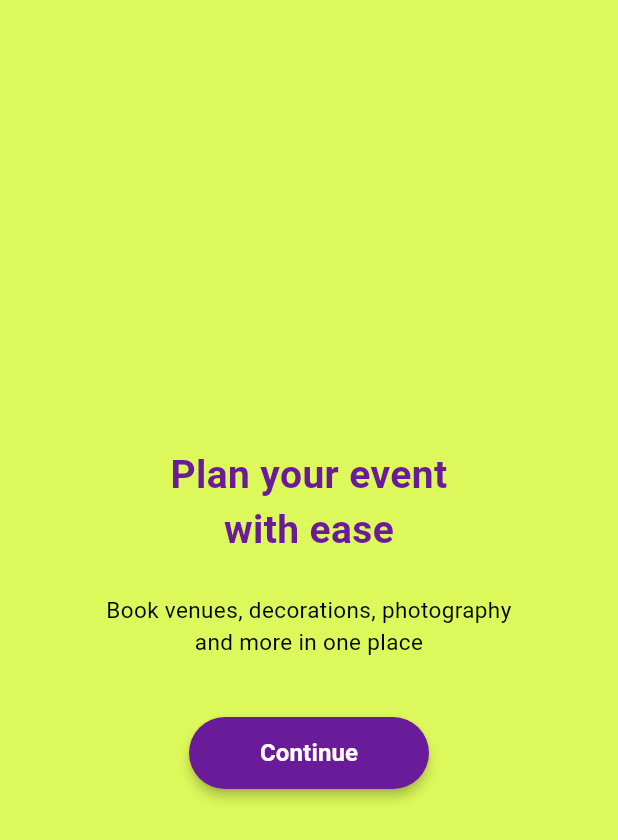
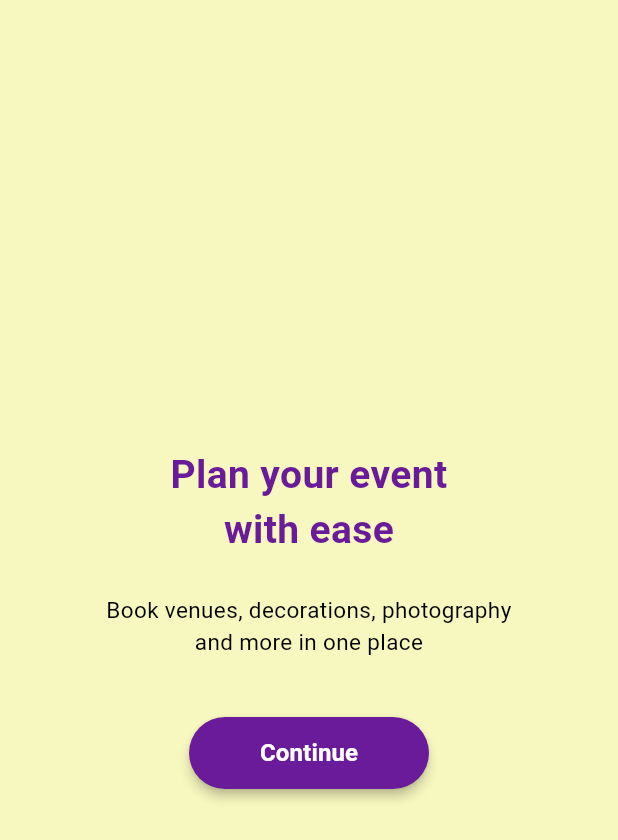
Before and after one commit to sanin751/myevents, a Flutter app: the screen it shows after launch, on a phone screen of 412 x 824 dp. Shown: the top 840 px of the screen. Run offline on Flutter 3.47's test engine with Material 3 defaults, Android fonts, the light colour scheme and no system bars; Roboto replaces fonts that are missing (Bricolage).

Commit message:
updated theme

```diff
--- a/lib/theme/theme_data.dart
+++ b/lib/theme/theme_data.dart
@@ -7,12 +7,12 @@ ThemeData getApplicationTheme() {
       displayMedium: TextStyle(fontSize: 18),
     ),
 
-    scaffoldBackgroundColor: Color.fromARGB(255, 221, 248, 90),
+    scaffoldBackgroundColor: Color.fromARGB(255, 247, 248, 191),
     fontFamily: "Bricolage",
 
     bottomNavigationBarTheme: BottomNavigationBarThemeData(
       backgroundColor: Colors.white,
-      selectedItemColor: Color(0xFFFFAE37),
+      selectedItemColor: Color.fromARGB(245, 247, 187, 102),
       unselectedItemColor: Color.fromARGB(255, 110, 110, 110),
       selectedIconTheme: IconThemeData(size: 30),
       selectedLabelStyle: TextStyle(fontSize: 18),
```
